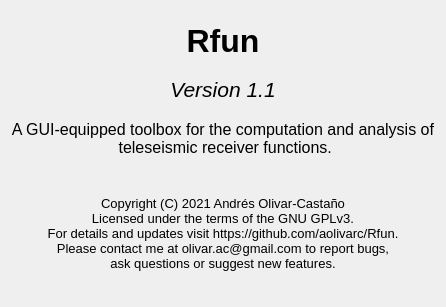
Old version of the form isp/resources/designer_uis/RfunDialogsAbout.ui in the repository ProjectISP/ISP.
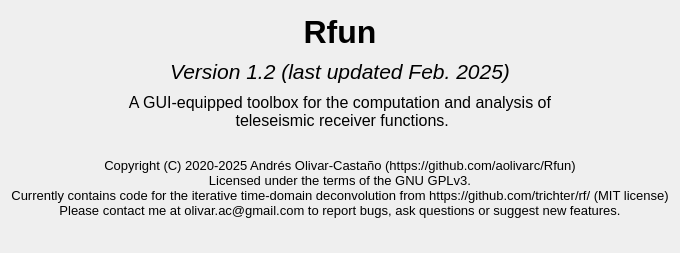
New version of the form.

Commit message:
Updates to receiver functions RFUN
Corrected bugs + added customizable earth models for cutting earthquakes and CCP migration.

```diff
--- a/isp/resources/designer_uis/RfunDialogsAbout.ui
+++ b/isp/resources/designer_uis/RfunDialogsAbout.ui
@@ -6,8 +6,8 @@
    <rect>
     <x>0</x>
     <y>0</y>
-    <width>446</width>
-    <height>307</height>
+    <width>676</width>
+    <height>253</height>
    </rect>
   </property>
   <property name="sizePolicy">
@@ -60,7 +60,7 @@
       </font>
      </property>
      <property name="text">
-      <string>Version 1.1</string>
+      <string>Version 1.2 (last updated Feb. 2025)</string>
      </property>
      <property name="alignment">
       <set>Qt::AlignCenter</set>
@@ -90,26 +90,10 @@
      </property>
     </widget>
    </item>
-   <item>
-    <spacer name="verticalSpacer">
-     <property name="orientation">
-      <enum>Qt::Vertical</enum>
-     </property>
-     <property name="sizeType">
-      <enum>QSizePolicy::Fixed</enum>
-     </property>
-     <property name="sizeHint" stdset="0">
-      <size>
-       <width>20</width>
-       <height>10</height>
-      </size>
-     </property>
-    </spacer>
-   </item>
    <item>
     <widget class="QLabel" name="label_4">
      <property name="sizePolicy">
-      <sizepolicy hsizetype="Preferred" vsizetype="Fixed">
+      <sizepolicy hsizetype="Preferred" vsizetype="Preferred">
        <horstretch>0</horstretch>
        <verstretch>0</verstretch>
       </sizepolicy>
@@ -127,7 +111,7 @@
       </font>
      </property>
      <property name="text">
-      <string>&lt;html&gt;&lt;head/&gt;&lt;body&gt;&lt;p align=&quot;center&quot;&gt;Copyright (C) 2021 Andrés Olivar-Castaño&lt;br&gt;Licensed under the terms of the GNU GPLv3. &lt;br&gt; For details and updates visit https://github.com/aolivarc/Rfun.&lt;br&gt;  Please contact me at olivar.ac@gmail.com to report bugs, &lt;br&gt; ask questions or suggest new features.&lt;/p&gt;&lt;/body&gt;&lt;/html&gt;</string>
+      <string>&lt;html&gt;&lt;head/&gt;&lt;body&gt;&lt;p align=&quot;center&quot;&gt;Copyright (C) 2020-2025 Andrés Olivar-Castaño (https://github.com/aolivarc/Rfun)&lt;br/&gt;Licensed under the terms of the GNU GPLv3.&lt;br/&gt;Currently contains code for the iterative time-domain deconvolution from https://github.com/trichter/rf/ (MIT license) &lt;br/&gt;Please contact me at olivar.ac@gmail.com to report bugs, ask questions or suggest new features.&lt;/p&gt;&lt;/body&gt;&lt;/html&gt;</string>
      </property>
      <property name="alignment">
       <set>Qt::AlignCenter</set>
```
The commit also changes 118 other files.
